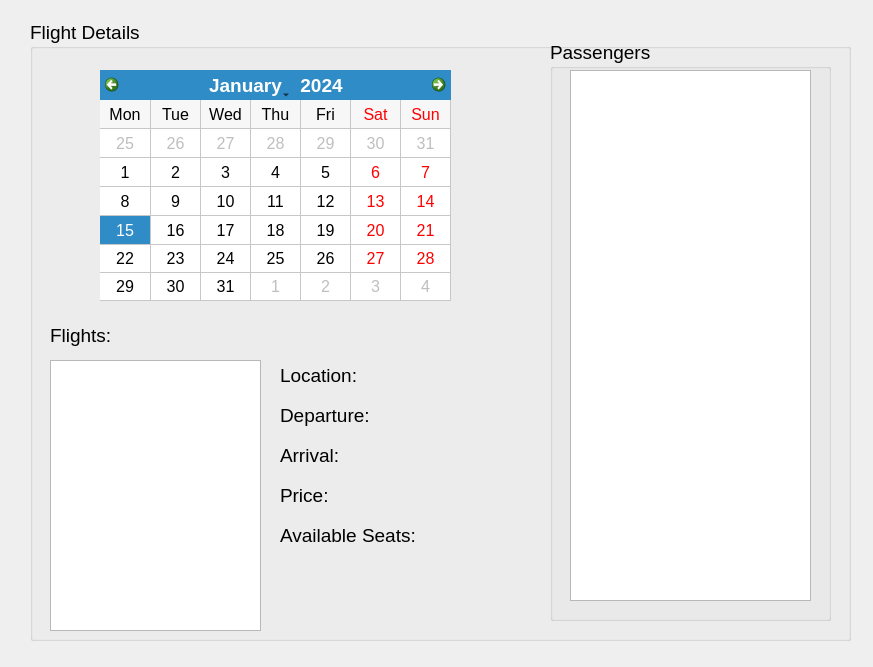
First picture: the form in Source Code/UI/admin.ui, repository mjmbalilo/COE125_C2_Chibz, before the edit.
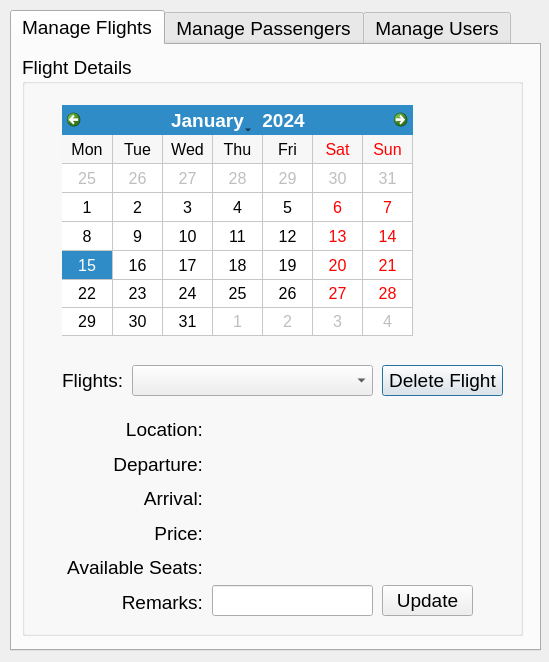
Second picture: the form after the edit. The open tabs and pages were chosen to show the change.

```diff
--- a/Source Code/UI/admin.ui
+++ b/Source Code/UI/admin.ui
@@ -6,20 +6,20 @@
    <rect>
     <x>0</x>
     <y>0</y>
-    <width>873</width>
-    <height>667</height>
+    <width>549</width>
+    <height>662</height>
    </rect>
   </property>
   <property name="windowTitle">
    <string>Admin Window</string>
   </property>
-  <widget class="QGroupBox" name="gbFlightDetails">
+  <widget class="QTabWidget" name="tabWidget">
    <property name="geometry">
     <rect>
-     <x>30</x>
-     <y>20</y>
-     <width>821</width>
-     <height>621</height>
+     <x>10</x>
+     <y>10</y>
+     <width>531</width>
+     <height>641</height>
     </rect>
    </property>
    <property name="font">
@@ -27,157 +27,645 @@
      <pointsize>14</pointsize>
     </font>
    </property>
-   <property name="title">
-    <string>Flight Details</string>
+   <property name="tabShape">
+    <enum>QTabWidget::Rounded</enum>
    </property>
-   <widget class="QCalendarWidget" name="calendarWidget">
-    <property name="geometry">
-     <rect>
-      <x>70</x>
-      <y>50</y>
-      <width>351</width>
-      <height>231</height>
-     </rect>
-    </property>
-    <property name="font">
-     <font>
-      <pointsize>12</pointsize>
-     </font>
-    </property>
-    <property name="minimumDate">
-     <date>
-      <year>2000</year>
-      <month>9</month>
-      <day>14</day>
-     </date>
-    </property>
-    <property name="gridVisible">
-     <bool>true</bool>
-    </property>
-    <property name="verticalHeaderFormat">
-     <enum>QCalendarWidget::NoVerticalHeader</enum>
-    </property>
-    <property name="navigationBarVisible">
-     <bool>true</bool>
-    </property>
-    <property name="dateEditEnabled">
-     <bool>false</bool>
-    </property>
+   <property name="currentIndex">
+    <number>2</number>
+   </property>
+   <widget class="QWidget" name="tabStatus">
+    <attribute name="title">
+     <string>Manage Flights</string>
+    </attribute>
+    <widget class="QGroupBox" name="gbFlightDetails">
+     <property name="geometry">
+      <rect>
+       <x>10</x>
+       <y>10</y>
+       <width>501</width>
+       <height>581</height>
+      </rect>
+     </property>
+     <property name="font">
+      <font>
+       <pointsize>14</pointsize>
+      </font>
+     </property>
+     <property name="title">
+      <string>Flight Details</string>
+     </property>
+     <widget class="QCalendarWidget" name="dateFlights">
+      <property name="geometry">
+       <rect>
+        <x>40</x>
+        <y>50</y>
+        <width>351</width>
+        <height>231</height>
+       </rect>
+      </property>
+      <property name="font">
+       <font>
+        <pointsize>12</pointsize>
+       </font>
+      </property>
+      <property name="minimumDate">
+       <date>
+        <year>2000</year>
+        <month>9</month>
+        <day>14</day>
+       </date>
+      </property>
+      <property name="gridVisible">
+       <bool>true</bool>
+      </property>
+      <property name="verticalHeaderFormat">
+       <enum>QCalendarWidget::NoVerticalHeader</enum>
+      </property>
+      <property name="navigationBarVisible">
+       <bool>true</bool>
+      </property>
+      <property name="dateEditEnabled">
+       <bool>false</bool>
+      </property>
+     </widget>
+     <widget class="QLabel" name="label">
+      <property name="geometry">
+       <rect>
+        <x>40</x>
+        <y>310</y>
+        <width>91</width>
+        <height>31</height>
+       </rect>
+      </property>
+      <property name="text">
+       <string>Flights:</string>
+      </property>
+     </widget>
+     <widget class="QComboBox" name="cbxFlights">
+      <property name="geometry">
+       <rect>
+        <x>110</x>
+        <y>310</y>
+        <width>241</width>
+        <height>31</height>
+       </rect>
+      </property>
+     </widget>
+     <widget class="QWidget" name="verticalLayoutWidget">
+      <property name="geometry">
+       <rect>
+        <x>40</x>
+        <y>360</y>
+        <width>141</width>
+        <height>201</height>
+       </rect>
+      </property>
+      <layout class="QVBoxLayout" name="verticalLayout">
+       <item>
+        <widget class="QLabel" name="label_5">
+         <property name="text">
+          <string>Location:</string>
+         </property>
+         <property name="alignment">
+          <set>Qt::AlignRight|Qt::AlignTrailing|Qt::AlignVCenter</set>
+         </property>
+        </widget>
+       </item>
+       <item>
+        <widget class="QLabel" name="label_22">
+         <property name="text">
+          <string>Departure:</string>
+         </property>
+         <property name="alignment">
+          <set>Qt::AlignRight|Qt::AlignTrailing|Qt::AlignVCenter</set>
+         </property>
+        </widget>
+       </item>
+       <item>
+        <widget class="QLabel" name="label_23">
+         <property name="text">
+          <string>Arrival:</string>
+         </property>
+         <property name="alignment">
+          <set>Qt::AlignRight|Qt::AlignTrailing|Qt::AlignVCenter</set>
+         </property>
+        </widget>
+       </item>
+       <item>
+        <widget class="QLabel" name="label_24">
+         <property name="text">
+          <string>Price:</string>
+         </property>
+         <property name="alignment">
+          <set>Qt::AlignRight|Qt::AlignTrailing|Qt::AlignVCenter</set>
+         </property>
+        </widget>
+       </item>
+       <item>
+        <widget class="QLabel" name="label_25">
+         <property name="text">
+          <string>Available Seats:</string>
+         </property>
+         <property name="alignment">
+          <set>Qt::AlignRight|Qt::AlignTrailing|Qt::AlignVCenter</set>
+         </property>
+        </widget>
+       </item>
+       <item>
+        <widget class="QLabel" name="label_26">
+         <property name="text">
+          <string>Remarks:</string>
+         </property>
+         <property name="alignment">
+          <set>Qt::AlignRight|Qt::AlignTrailing|Qt::AlignVCenter</set>
+         </property>
+        </widget>
+       </item>
+      </layout>
+     </widget>
+     <widget class="QWidget" name="verticalLayoutWidget_2">
+      <property name="geometry">
+       <rect>
+        <x>190</x>
+        <y>360</y>
+        <width>161</width>
+        <height>201</height>
+       </rect>
+      </property>
+      <layout class="QVBoxLayout" name="verticalLayout_3">
+       <item>
+        <widget class="QLabel" name="lblLocation">
+         <property name="text">
+          <string>&lt;location&gt;</string>
+         </property>
+         <property name="alignment">
+          <set>Qt::AlignLeading|Qt::AlignLeft|Qt::AlignVCenter</set>
+         </property>
+        </widget>
+       </item>
+       <item>
+        <widget class="QLabel" name="lblDeparture">
+         <property name="text">
+          <string>&lt;departure&gt;</string>
+         </property>
+         <property name="alignment">
+          <set>Qt::AlignLeading|Qt::AlignLeft|Qt::AlignVCenter</set>
+         </property>
+        </widget>
+       </item>
+       <item>
+        <widget class="QLabel" name="lblArrival">
+         <property name="text">
+          <string>&lt;arrival&gt;</string>
+         </property>
+         <property name="alignment">
+          <set>Qt::AlignLeading|Qt::AlignLeft|Qt::AlignVCenter</set>
+         </property>
+        </widget>
+       </item>
+       <item>
+        <widget class="QLabel" name="lblPrice">
+         <property name="text">
+          <string>&lt;price&gt;</string>
+         </property>
+         <property name="alignment">
+          <set>Qt::AlignLeading|Qt::AlignLeft|Qt::AlignVCenter</set>
+         </property>
+        </widget>
+       </item>
+       <item>
+        <widget class="QLabel" name="lblAvailSeats">
+         <property name="text">
+          <string>&lt;available seats&gt;</string>
+         </property>
+         <property name="alignment">
+          <set>Qt::AlignLeading|Qt::AlignLeft|Qt::AlignVCenter</set>
+         </property>
+        </widget>
+       </item>
+       <item>
+        <widget class="QLineEdit" name="lineEdit"/>
+       </item>
+      </layout>
+     </widget>
+     <widget class="QPushButton" name="btnDeleteFlight">
+      <property name="geometry">
+       <rect>
+        <x>360</x>
+        <y>310</y>
+        <width>121</width>
+        <height>31</height>
+       </rect>
+      </property>
+      <property name="text">
+       <string>Delete Flight</string>
+      </property>
+     </widget>
+     <widget class="QPushButton" name="btnUpdateFlight">
+      <property name="geometry">
+       <rect>
+        <x>360</x>
+        <y>530</y>
+        <width>91</width>
+        <height>31</height>
+       </rect>
+      </property>
+      <property name="text">
+       <string>Update</string>
+      </property>
+     </widget>
+    </widget>
    </widget>
-   <widget class="QLabel" name="label">
-    <property name="geometry">
-     <rect>
-      <x>20</x>
-      <y>300</y>
-      <width>91</width>
-      <height>31</height>
-     </rect>
-    </property>
-    <property name="text">
-     <string>Flights:</string>
-    </property>
-   </widget>
-   <widget class="QListWidget" name="listWidget">
-    <property name="geometry">
-     <rect>
-      <x>20</x>
-      <y>340</y>
-      <width>211</width>
-      <height>271</height>
-     </rect>
-    </property>
-   </widget>
-   <widget class="QLabel" name="label_2">
-    <property name="geometry">
-     <rect>
-      <x>250</x>
-      <y>340</y>
-      <width>101</width>
-      <height>31</height>
-     </rect>
-    </property>
-    <property name="text">
-     <string>Location:</string>
-    </property>
-   </widget>
-   <widget class="QLabel" name="label_3">
-    <property name="geometry">
-     <rect>
-      <x>250</x>
-      <y>380</y>
-      <width>101</width>
-      <height>31</height>
-     </rect>
-    </property>
-    <property name="text">
-     <string>Departure:</string>
-    </property>
-   </widget>
-   <widget class="QLabel" name="label_4">
-    <property name="geometry">
-     <rect>
-      <x>250</x>
-      <y>420</y>
-      <width>101</width>
-      <height>31</height>
-     </rect>
-    </property>
-    <property name="text">
-     <string>Arrival:</string>
-    </property>
-   </widget>
-   <widget class="QLabel" name="label_5">
-    <property name="geometry">
-     <rect>
-      <x>250</x>
-      <y>460</y>
-      <width>101</width>
-      <height>31</height>
-     </rect>
-    </property>
-    <property name="text">
-     <string>Price:</string>
-    </property>
-   </widget>
-   <widget class="QLabel" name="label_6">
-    <property name="geometry">
-     <rect>
-      <x>250</x>
-      <y>500</y>
-      <width>141</width>
-      <height>31</height>
-     </rect>
-    </property>
-    <property name="text">
-     <string>Available Seats:</string>
-    </property>
-   </widget>
-   <widget class="QGroupBox" name="gbFlightDetails_2">
-    <property name="geometry">
-     <rect>
-      <x>520</x>
-      <y>20</y>
-      <width>281</width>
-      <height>581</height>
-     </rect>
-    </property>
-    <property name="font">
-     <font>
-      <pointsize>14</pointsize>
-     </font>
-    </property>
-    <property name="title">
-     <string>Passengers</string>
-    </property>
-    <widget class="QListWidget" name="listWidget_2">
+   <widget class="QWidget" name="tabBook">
+    <attribute name="title">
+     <string>Manage Passengers</string>
+    </attribute>
+    <widget class="QWidget" name="verticalLayoutWidget_4">
      <property name="geometry">
       <rect>
-       <x>20</x>
-       <y>30</y>
+       <x>330</x>
+       <y>290</y>
+       <width>171</width>
+       <height>201</height>
+      </rect>
+     </property>
+     <layout class="QVBoxLayout" name="verticalLayout_5">
+      <item>
+       <widget class="QLabel" name="lblFName">
+        <property name="text">
+         <string>&lt;Fname&gt;</string>
+        </property>
+        <property name="alignment">
+         <set>Qt::AlignLeading|Qt::AlignLeft|Qt::AlignVCenter</set>
+        </property>
+       </widget>
+      </item>
+      <item>
+       <widget class="QLabel" name="lblLName">
+        <property name="text">
+         <string>&lt;Lname&gt;</string>
+        </property>
+        <property name="alignment">
+         <set>Qt::AlignLeading|Qt::AlignLeft|Qt::AlignVCenter</set>
+        </property>
+       </widget>
+      </item>
+      <item>
+       <widget class="QLabel" name="lblGender">
+        <property name="text">
+         <string>&lt;Gender&gt;</string>
+        </property>
+        <property name="alignment">
+         <set>Qt::AlignLeading|Qt::AlignLeft|Qt::AlignVCenter</set>
+        </property>
+       </widget>
+      </item>
+      <item>
+       <widget class="QLabel" name="lblAge">
+        <property name="text">
+         <string>&lt;Age&gt;</string>
+        </property>
+        <property name="alignment">
+         <set>Qt::AlignLeading|Qt::AlignLeft|Qt::AlignVCenter</set>
+        </property>
+       </widget>
+      </item>
+     </layout>
+    </widget>
+    <widget class="QListWidget" name="lstPassengers">
+     <property name="geometry">
+      <rect>
+       <x>10</x>
+       <y>290</y>
+       <width>191</width>
+       <height>301</height>
+      </rect>
+     </property>
+     <property name="font">
+      <font>
+       <pointsize>12</pointsize>
+      </font>
+     </property>
+    </widget>
+    <widget class="QLabel" name="label_3">
+     <property name="geometry">
+      <rect>
+       <x>10</x>
+       <y>240</y>
+       <width>61</width>
+       <height>31</height>
+      </rect>
+     </property>
+     <property name="text">
+      <string>Flights:</string>
+     </property>
+    </widget>
+    <widget class="QComboBox" name="cbxFlightPassengers">
+     <property name="geometry">
+      <rect>
+       <x>90</x>
+       <y>240</y>
        <width>241</width>
-       <height>531</height>
+       <height>31</height>
       </rect>
      </property>
+    </widget>
+    <widget class="QWidget" name="verticalLayoutWidget_3">
+     <property name="geometry">
+      <rect>
+       <x>210</x>
+       <y>290</y>
+       <width>111</width>
+       <height>201</height>
+      </rect>
+     </property>
+     <layout class="QVBoxLayout" name="verticalLayout_4">
+      <item>
+       <widget class="QLabel" name="label_6">
+        <property name="text">
+         <string>First Name:</string>
+        </property>
+        <property name="alignment">
+         <set>Qt::AlignRight|Qt::AlignTrailing|Qt::AlignVCenter</set>
+        </property>
+       </widget>
+      </item>
+      <item>
+       <widget class="QLabel" name="label_27">
+        <property name="text">
+         <string>Last Name:</string>
+        </property>
+        <property name="alignment">
+         <set>Qt::AlignRight|Qt::AlignTrailing|Qt::AlignVCenter</set>
+        </property>
+       </widget>
+      </item>
+      <item>
+       <widget class="QLabel" name="label_28">
+        <property name="text">
+         <string>Gender:</string>
+        </property>
+        <property name="alignment">
+         <set>Qt::AlignRight|Qt::AlignTrailing|Qt::AlignVCenter</set>
+        </property>
+       </widget>
+      </item>
+      <item>
+       <widget class="QLabel" name="label_29">
+        <property name="text">
+         <string>Age:</string>
+        </property>
+        <property name="alignment">
+         <set>Qt::AlignRight|Qt::AlignTrailing|Qt::AlignVCenter</set>
+        </property>
+       </widget>
+      </item>
+     </layout>
+    </widget>
+    <widget class="QCalendarWidget" name="dateFlightPassengers">
+     <property name="geometry">
+      <rect>
+       <x>10</x>
+       <y>10</y>
+       <width>341</width>
+       <height>221</height>
+      </rect>
+     </property>
+     <property name="font">
+      <font>
+       <pointsize>11</pointsize>
+      </font>
+     </property>
+     <property name="minimumDate">
+      <date>
+       <year>2000</year>
+       <month>9</month>
+       <day>14</day>
+      </date>
+     </property>
+     <property name="gridVisible">
+      <bool>true</bool>
+     </property>
+     <property name="verticalHeaderFormat">
+      <enum>QCalendarWidget::NoVerticalHeader</enum>
+     </property>
+     <property name="navigationBarVisible">
+      <bool>true</bool>
+     </property>
+     <property name="dateEditEnabled">
+      <bool>false</bool>
+     </property>
+    </widget>
+    <widget class="QPushButton" name="btnDeletePassenger">
+     <property name="geometry">
+      <rect>
+       <x>220</x>
+       <y>560</y>
+       <width>171</width>
+       <height>31</height>
+      </rect>
+     </property>
+     <property name="text">
+      <string>Delete Passenger</string>
+     </property>
+    </widget>
+   </widget>
+   <widget class="QWidget" name="tab_3">
+    <attribute name="title">
+     <string>Manage Users</string>
+    </attribute>
+    <widget class="QPushButton" name="btnDeleteUser">
+     <property name="geometry">
+      <rect>
+       <x>280</x>
+       <y>560</y>
+       <width>171</width>
+       <height>31</height>
+      </rect>
+     </property>
+     <property name="text">
+      <string>Delete User</string>
+     </property>
+    </widget>
+    <widget class="QListWidget" name="lstUsers">
+     <property name="geometry">
+      <rect>
+       <x>10</x>
+       <y>10</y>
+       <width>211</width>
+       <height>581</height>
+      </rect>
+     </property>
+     <property name="font">
+      <font>
+       <pointsize>12</pointsize>
+      </font>
+     </property>
+    </widget>
+    <widget class="QWidget" name="verticalLayoutWidget_5">
+     <property name="geometry">
+      <rect>
+       <x>230</x>
+       <y>10</y>
+       <width>281</width>
+       <height>541</height>
+      </rect>
+     </property>
+     <layout class="QVBoxLayout" name="verticalLayout_6">
+      <item>
+       <widget class="QLabel" name="label_36">
+        <property name="text">
+         <string>Username:</string>
+        </property>
+        <property name="alignment">
+         <set>Qt::AlignLeading|Qt::AlignLeft|Qt::AlignVCenter</set>
+        </property>
+       </widget>
+      </item>
+      <item>
+       <widget class="QLabel" name="lblUsername">
+        <property name="text">
+         <string>&lt;username&gt;</string>
+        </property>
+        <property name="alignment">
+         <set>Qt::AlignCenter</set>
+        </property>
+       </widget>
+      </item>
+      <item>
+       <widget class="QLabel" name="label_7">
+        <property name="text">
+         <string>First Name:</string>
+        </property>
+        <property name="alignment">
+         <set>Qt::AlignLeading|Qt::AlignLeft|Qt::AlignVCenter</set>
+        </property>
+       </widget>
+      </item>
+      <item>
+       <widget class="QLabel" name="lblUserFName">
+        <property name="text">
+         <string>&lt;Fname&gt;</string>
+        </property>
+        <property name="alignment">
+         <set>Qt::AlignCenter</set>
+        </property>
+       </widget>
+      </item>
+      <item>
+       <widget class="QLabel" name="label_30">
+        <property name="text">
+         <string>Last Name:</string>
+        </property>
+        <property name="alignment">
+         <set>Qt::AlignLeading|Qt::AlignLeft|Qt::AlignVCenter</set>
+        </property>
+       </widget>
+      </item>
+      <item>
+       <widget class="QLabel" name="lblUserLName">
+        <property name="text">
+         <string>&lt;Lname&gt;</string>
+        </property>
+        <property name="alignment">
+         <set>Qt::AlignCenter</set>
+        </property>
+       </widget>
+      </item>
+      <item>
+       <widget class="QLabel" name="label_31">
+        <property name="text">
+         <string>Email:</string>
+        </property>
+        <property name="alignment">
+         <set>Qt::AlignLeading|Qt::AlignLeft|Qt::AlignVCenter</set>
+        </property>
+       </widget>
+      </item>
+      <item>
+       <widget class="QLabel" name="lblEmail">
+        <property name="text">
+         <string>&lt;Email&gt;</string>
+        </property>
+        <property name="alignment">
+         <set>Qt::AlignCenter</set>
+        </property>
+       </widget>
+      </item>
+      <item>
+       <widget class="QLabel" name="label_32">
+        <property name="text">
+         <string>Address:</string>
+        </property>
+        <property name="alignment">
+         <set>Qt::AlignLeading|Qt::AlignLeft|Qt::AlignVCenter</set>
+        </property>
+       </widget>
+      </item>
+      <item>
+       <widget class="QTextBrowser" name="lblAddress"/>
+      </item>
+      <item>
+       <widget class="QLabel" name="label_33">
+        <property name="text">
+         <string>Birth Date:</string>
+        </property>
+        <property name="alignment">
+         <set>Qt::AlignLeading|Qt::AlignLeft|Qt::AlignVCenter</set>
+        </property>
+       </widget>
+      </item>
+      <item>
+       <widget class="QLabel" name="lblBirthDate">
+        <property name="text">
+         <string>&lt;Birthday&gt;</string>
+        </property>
+        <property name="alignment">
+         <set>Qt::AlignCenter</set>
+        </property>
+       </widget>
+      </item>
+      <item>
+       <widget class="QLabel" name="label_34">
+        <property name="text">
+         <string>Gender:</string>
+        </property>
+        <property name="alignment">
+         <set>Qt::AlignLeading|Qt::AlignLeft|Qt::AlignVCenter</set>
+        </property>
+       </widget>
+      </item>
+      <item>
+       <widget class="QLabel" name="lblUserGender">
+        <property name="text">
+         <string>&lt;Gender&gt;</string>
+        </property>
+        <property name="alignment">
+         <set>Qt::AlignCenter</set>
+        </property>
+       </widget>
+      </item>
+      <item>
+       <widget class="QLabel" name="label_35">
+        <property name="text">
+         <string>Contact Number:</string>
+        </property>
+        <property name="alignment">
+         <set>Qt::AlignLeading|Qt::AlignLeft|Qt::AlignVCenter</set>
+        </property>
+       </widget>
+      </item>
+      <item>
+       <widget class="QLabel" name="lblNum">
+        <property name="text">
+         <string>&lt;Contact Num&gt;</string>
+        </property>
+        <property name="alignment">
+         <set>Qt::AlignCenter</set>
+        </property>
+       </widget>
+      </item>
+     </layout>
     </widget>
    </widget>
   </widget>
```
